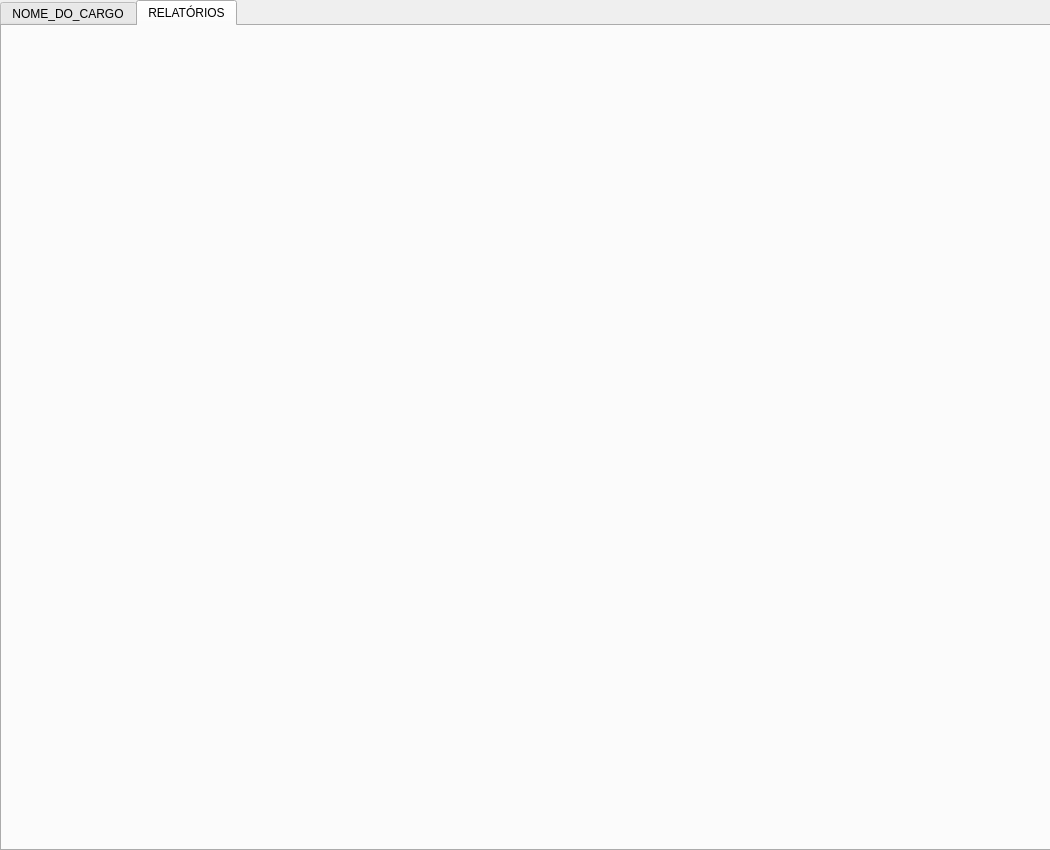
This is overview_pages/oficial_page/oficial.ui in Linkinhh/BANCO_DADOS as Qt 5 draws it before an edit. The edited form follows.
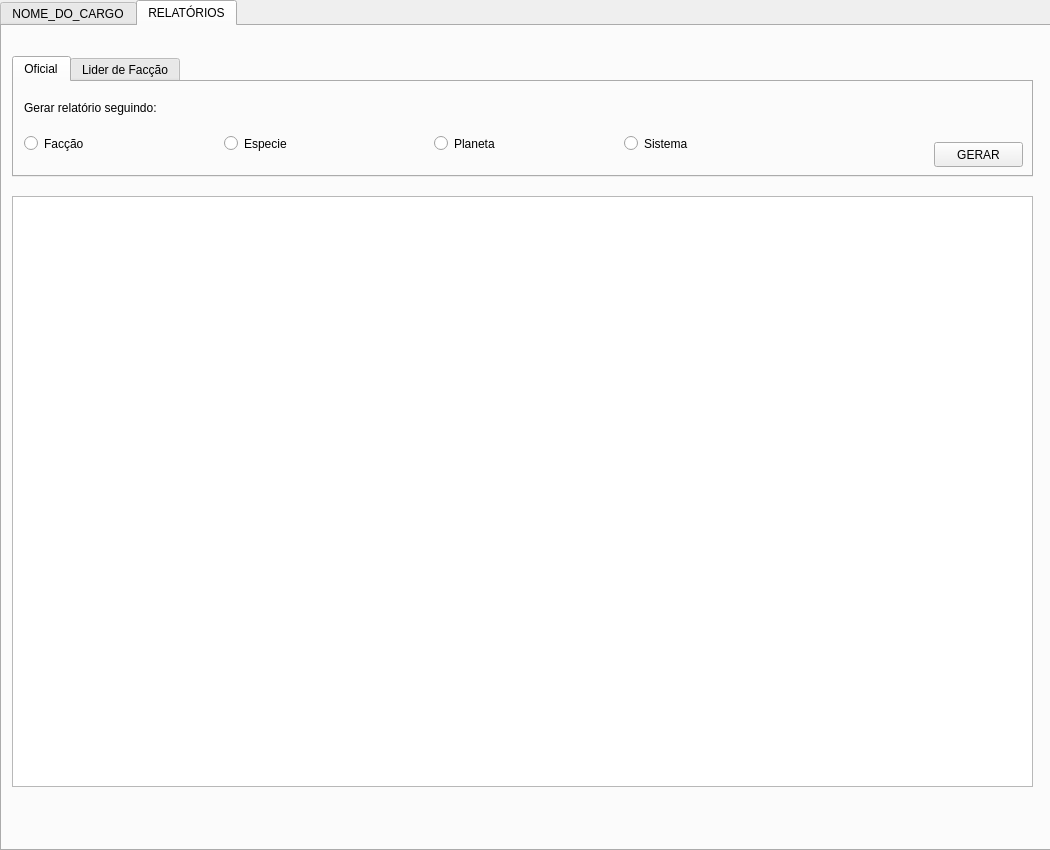
This is the edited form. The open tabs and pages were chosen to show the change.

Commit message: relatorios, logs e validacao

The edit to the form file:
```diff
--- a/overview_pages/oficial_page/oficial.ui
+++ b/overview_pages/oficial_page/oficial.ui
@@ -401,6 +401,201 @@
     <attribute name="title">
      <string>RELATÓRIOS</string>
     </attribute>
+    <widget class="QTableWidget" name="tableRelatorio">
+     <property name="geometry">
+      <rect>
+       <x>10</x>
+       <y>170</y>
+       <width>1021</width>
+       <height>591</height>
+      </rect>
+     </property>
+    </widget>
+    <widget class="QTabWidget" name="tabWidgetRelatorio">
+     <property name="geometry">
+      <rect>
+       <x>10</x>
+       <y>30</y>
+       <width>1021</width>
+       <height>121</height>
+      </rect>
+     </property>
+     <property name="currentIndex">
+      <number>0</number>
+     </property>
+     <widget class="QWidget" name="tab_24">
+      <attribute name="title">
+       <string>Oficial</string>
+      </attribute>
+      <widget class="QPushButton" name="buttonGerarOficial">
+       <property name="geometry">
+        <rect>
+         <x>920</x>
+         <y>60</y>
+         <width>89</width>
+         <height>25</height>
+        </rect>
+       </property>
+       <property name="text">
+        <string>GERAR</string>
+       </property>
+      </widget>
+      <widget class="QRadioButton" name="radioButtonRelatorioSistemaOficial">
+       <property name="geometry">
+        <rect>
+         <x>610</x>
+         <y>50</y>
+         <width>81</width>
+         <height>23</height>
+        </rect>
+       </property>
+       <property name="text">
+        <string>Sistema</string>
+       </property>
+      </widget>
+      <widget class="QLabel" name="label_7">
+       <property name="geometry">
+        <rect>
+         <x>10</x>
+         <y>10</y>
+         <width>281</width>
+         <height>31</height>
+        </rect>
+       </property>
+       <property name="styleSheet">
+        <string notr="true">font: 18pt &quot;Ubuntu&quot;;</string>
+       </property>
+       <property name="text">
+        <string>Gerar relatório seguindo:</string>
+       </property>
+      </widget>
+      <widget class="QRadioButton" name="radioButtonRelatorioFaccaoOficial">
+       <property name="geometry">
+        <rect>
+         <x>10</x>
+         <y>50</y>
+         <width>112</width>
+         <height>23</height>
+        </rect>
+       </property>
+       <property name="text">
+        <string>Facção</string>
+       </property>
+      </widget>
+      <widget class="QRadioButton" name="radioButtonRelatorioPlanetaOficial">
+       <property name="geometry">
+        <rect>
+         <x>420</x>
+         <y>50</y>
+         <width>71</width>
+         <height>23</height>
+        </rect>
+       </property>
+       <property name="text">
+        <string>Planeta</string>
+       </property>
+      </widget>
+      <widget class="QRadioButton" name="radioButtonRelatorioEspecieOficial">
+       <property name="geometry">
+        <rect>
+         <x>210</x>
+         <y>50</y>
+         <width>71</width>
+         <height>23</height>
+        </rect>
+       </property>
+       <property name="text">
+        <string>Especie</string>
+       </property>
+      </widget>
+     </widget>
+     <widget class="QWidget" name="tab_25">
+      <attribute name="title">
+       <string>Lider de Facção</string>
+      </attribute>
+      <widget class="QPushButton" name="buttonGerarLider">
+       <property name="geometry">
+        <rect>
+         <x>920</x>
+         <y>60</y>
+         <width>89</width>
+         <height>25</height>
+        </rect>
+       </property>
+       <property name="text">
+        <string>GERAR</string>
+       </property>
+      </widget>
+      <widget class="QRadioButton" name="radioButtonRelatorioEspecie">
+       <property name="geometry">
+        <rect>
+         <x>210</x>
+         <y>50</y>
+         <width>71</width>
+         <height>23</height>
+        </rect>
+       </property>
+       <property name="text">
+        <string>Especie</string>
+       </property>
+      </widget>
+      <widget class="QRadioButton" name="radioButtonRelatorioNacao">
+       <property name="geometry">
+        <rect>
+         <x>10</x>
+         <y>50</y>
+         <width>112</width>
+         <height>23</height>
+        </rect>
+       </property>
+       <property name="text">
+        <string>Nação</string>
+       </property>
+      </widget>
+      <widget class="QLabel" name="label_6">
+       <property name="geometry">
+        <rect>
+         <x>10</x>
+         <y>10</y>
+         <width>281</width>
+         <height>31</height>
+        </rect>
+       </property>
+       <property name="styleSheet">
+        <string notr="true">font: 18pt &quot;Ubuntu&quot;;</string>
+       </property>
+       <property name="text">
+        <string>Gerar relatório seguindo:</string>
+       </property>
+      </widget>
+      <widget class="QRadioButton" name="radioButtonRelatorioPlaneta">
+       <property name="geometry">
+        <rect>
+         <x>420</x>
+         <y>50</y>
+         <width>71</width>
+         <height>23</height>
+        </rect>
+       </property>
+       <property name="text">
+        <string>Planeta</string>
+       </property>
+      </widget>
+      <widget class="QRadioButton" name="radioButtonRelatorioSistema">
+       <property name="geometry">
+        <rect>
+         <x>610</x>
+         <y>50</y>
+         <width>81</width>
+         <height>23</height>
+        </rect>
+       </property>
+       <property name="text">
+        <string>Sistema</string>
+       </property>
+      </widget>
+     </widget>
+    </widget>
    </widget>
   </widget>
  </widget>
```
Left out of the diff: 4 changed lines with no effect on the pictures. The commit also changes 15 other files.
